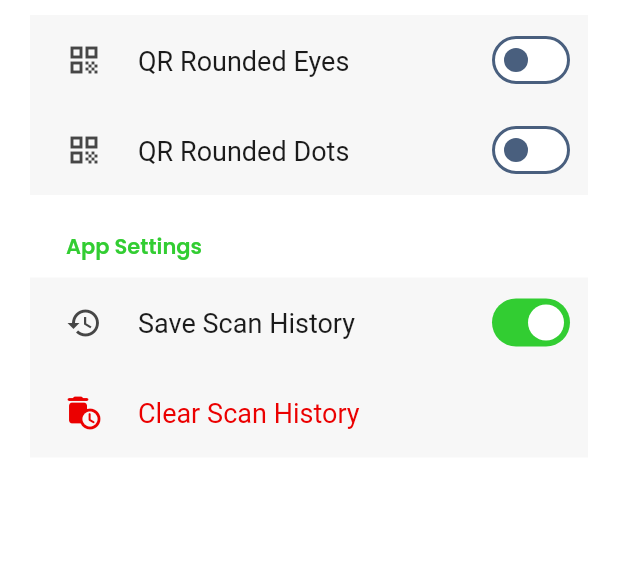
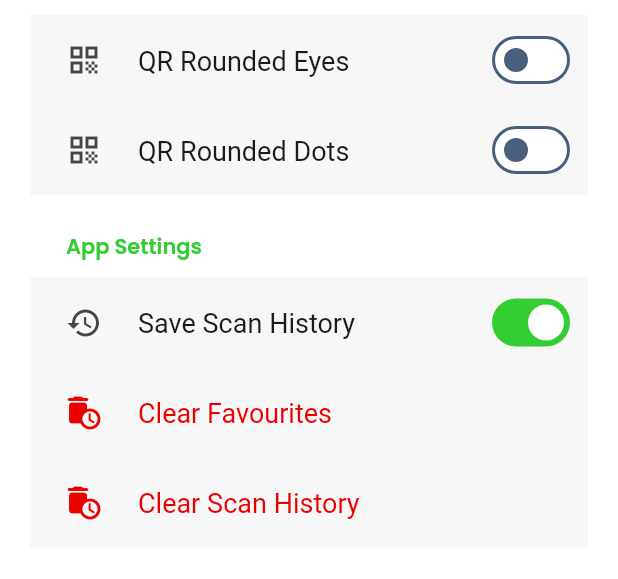
Before and after one commit to aprimr/Qr-Scanner, a Flutter app: the Setting screen opened by its route, on a phone screen of 412 x 824 dp, the part 525-1104 px from its top. Run offline on Flutter 3.47's test engine with Material 3 defaults, Android fonts, the light colour scheme and no system bars; drawn by our look-alikes of settings_ui; our stand-ins replace audioplayers, barcode_widget, country_code_picker, google_fonts, hugeicons, image_picker and 4 more; missing offline and left inert: app_settings, gal, google_mlkit_barcode_scanning, mobile_scanner; accounts and stored records are empty.

Commit message:
feature/add: add or remove favourites

```diff
--- a/lib/main.dart
+++ b/lib/main.dart
@@ -1,5 +1,6 @@
 import 'package:flutter/material.dart';
 import 'package:provider/provider.dart';
+import 'package:qr_code/provider/favourite_provider.dart';
 import 'package:qr_code/provider/settings_provider.dart';
 import 'package:qr_code/provider/theme_provider.dart';
 import 'package:qr_code/screens/create_barcode_result.dart';
@@ -17,6 +18,7 @@ void main() {
       providers: [
         ChangeNotifierProvider(create: (_) => SettingsProvider()),
         ChangeNotifierProvider(create: (_) => ThemeProvider()),
+        ChangeNotifierProvider(create: (_) => FavouriteProvider()),
       ],
       child: const MyApp(),
     ),
--- /dev/null
+++ b/lib/provider/favourite_provider.dart
@@ -0,0 +1,45 @@
+import 'package:flutter/material.dart';
+import 'package:shared_preferences/shared_preferences.dart';
+
+class FavouriteProvider extends ChangeNotifier {
+  List<String> _favourites = [];
+
+  FavouriteProvider() {
+    _loadFavourites();
+  }
+
+  // Favourite Functions
+  List<String> get favourites => _favourites;
+
+  void toggleFavourites(String data) {
+    if (_favourites.contains(data)) {
+      _favourites.remove(data);
+    } else {
+      _favourites.add(data);
+    }
+    _saveFavourites();
+    notifyListeners();
+  }
+
+  bool containsFavourite(String data) {
+    return _favourites.contains(data);
+  }
+
+  void clearFavourites() {
+    _favourites.clear();
+    _saveFavourites();
+    notifyListeners();
+  }
+
+  // local Storage Func
+  Future<void> _saveFavourites() async {
+    final prefs = await SharedPreferences.getInstance();
+    await prefs.setStringList("favourites", _favourites);
+  }
+
+  Future<void> _loadFavourites() async {
+    final prefs = await SharedPreferences.getInstance();
+    _favourites = prefs.getStringList('favourites') ?? [];
+    notifyListeners();
+  }
+}
--- a/lib/screens/create_result.dart
+++ b/lib/screens/create_result.dart
@@ -94,7 +94,7 @@ class _CreateResultState extends State<CreateResult> {
                   children: [
                     SizedBox(height: 24),
                     Container(
-                      padding: EdgeInsets.symmetric(horizontal: 30),
+                      padding: EdgeInsets.symmetric(horizontal: 24),
                       child: RepaintBoundary(
                         key: _qrCodeKey,
                         child: Container(
--- a/lib/screens/setting.dart
+++ b/lib/screens/setting.dart
@@ -2,6 +2,7 @@ import 'package:flutter/material.dart';
 import 'package:google_fonts/google_fonts.dart';
 import 'package:hugeicons/hugeicons.dart';
 import 'package:provider/provider.dart';
+import 'package:qr_code/provider/favourite_provider.dart';
 import 'package:qr_code/provider/settings_provider.dart';
 import 'package:qr_code/provider/theme_provider.dart';
 import 'package:settings_ui/settings_ui.dart';
@@ -20,6 +21,7 @@ class _SettingState extends State<Setting> {
     final themeData = context.watch<ThemeProvider>();
     final settingsData = context.watch<SettingsProvider>();
     final settingsMethod = context.read<SettingsProvider>();
+    final favouritesMethod = context.read<FavouriteProvider>();
     return Scaffold(
       appBar: AppBar(
         centerTitle: true,
@@ -35,11 +37,15 @@ class _SettingState extends State<Setting> {
       body: SettingsList(
         lightTheme: SettingsThemeData(
           settingsListBackground: Theme.of(context).colorScheme.surface,
-          settingsSectionBackground: const Color(0xFFF7F7F7),
+          settingsSectionBackground: Theme.of(
+            context,
+          ).colorScheme.outlineVariant,
         ),
         darkTheme: SettingsThemeData(
           settingsListBackground: Theme.of(context).colorScheme.surface,
-          settingsSectionBackground: const Color(0xFF191919),
+          settingsSectionBackground: Theme.of(
+            context,
+          ).colorScheme.outlineVariant,
         ),
         contentPadding: EdgeInsets.symmetric(horizontal: 20, vertical: 14),
         sections: [
@@ -121,6 +127,19 @@ class _SettingState extends State<Setting> {
                   color: Theme.of(context).colorScheme.error,
                 ),
                 title: Text(
+                  "Clear Favourites",
+                  style: TextStyle(color: Theme.of(context).colorScheme.error),
+                ),
+                onPressed: (value) {
+                  favouritesMethod.clearFavourites();
+                },
+              ),
+              SettingsTile(
+                leading: Icon(
+                  Icons.auto_delete_rounded,
+                  color: Theme.of(context).colorScheme.error,
+                ),
+                title: Text(
                   "Clear Scan History",
                   style: TextStyle(color: Theme.of(context).colorScheme.error),
                 ),
--- a/lib/utils/theme.dart
+++ b/lib/utils/theme.dart
@@ -15,6 +15,7 @@ class AppTheme {
       primary: _accentColor,
       onPrimary: _primaryColor,
       outline: Color(0xFF495F7E),
+      outlineVariant: Color(0xFFF7F7F7),
       error: _errorColor,
       onError: _primaryColor,
     ),
@@ -29,6 +30,7 @@ class AppTheme {
       primary: _accentColor,
       onPrimary: _secondaryColor,
       outline: Color(0xFF97A1AD),
+      outlineVariant: Color(0xFF191919),
       error: _errorColor,
       onError: _primaryColor,
     ),
```
Also changed, not shown: lib/screens/favourites.dart (+119 -1 lines), lib/screens/scan_result.dart (+16 -8 lines).
